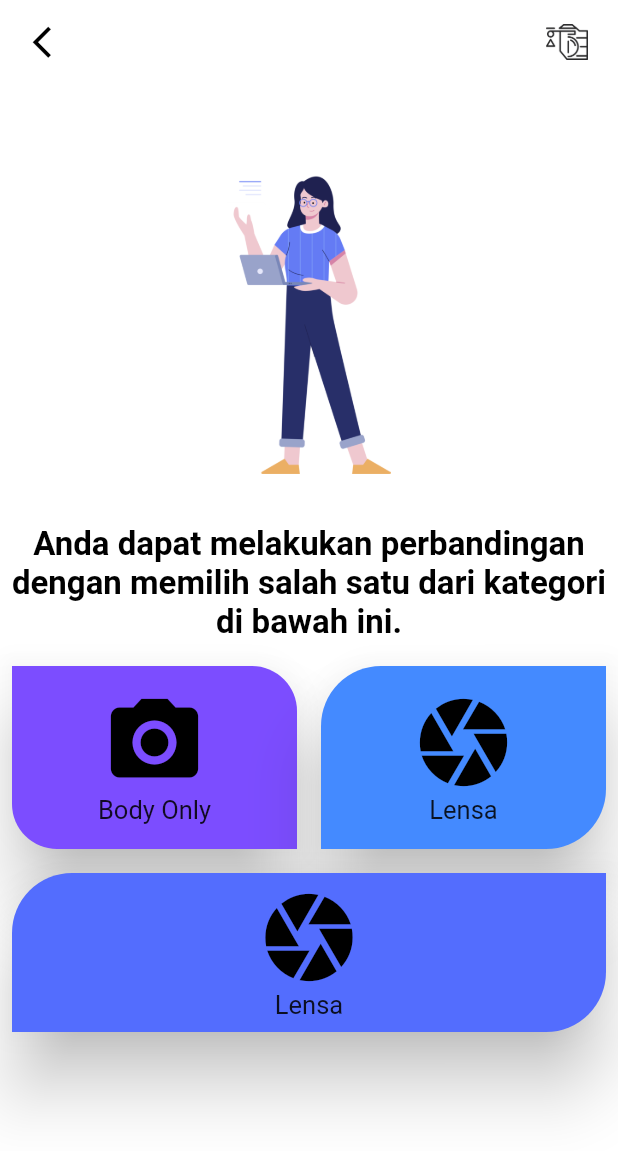
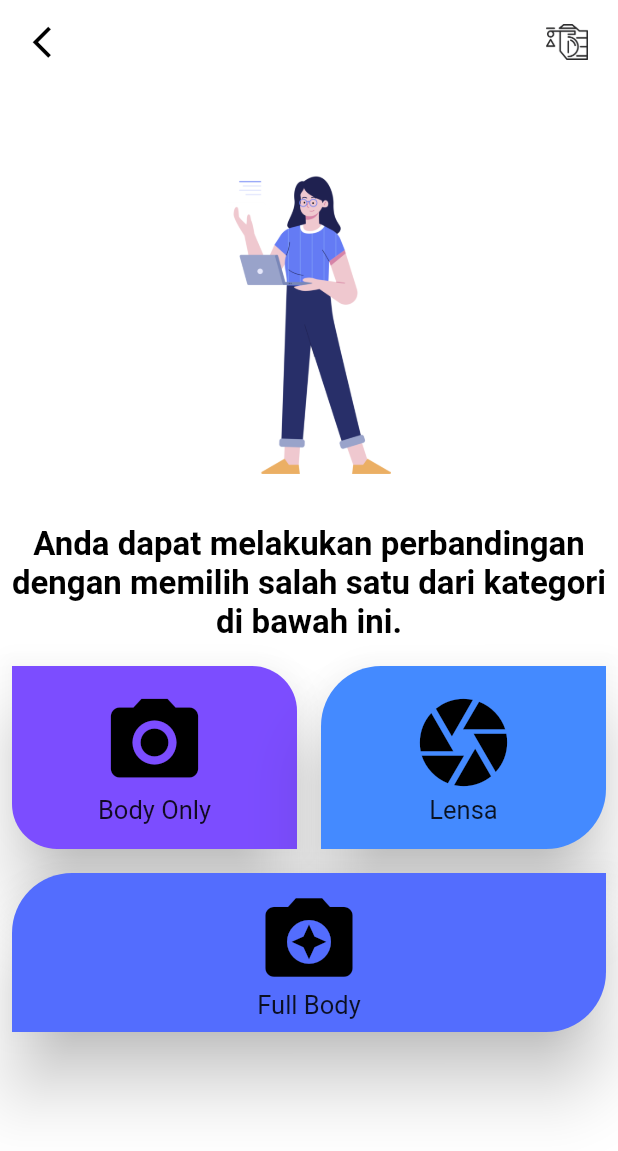
Before and after one commit to agilescrumb2/android-camera-comparison, a Flutter app: the KategoriCompare screen opened directly, on a phone screen of 412 x 824 dp. Shown: the top 1151 px of the screen. Run offline on Flutter 3.47's test engine with Material 2 defaults, Android fonts, the phone set to English and light mode, and no system bars; missing offline and left inert: flutter_launcher_icons.

Commit message:
compare kategori done ralat

```diff
--- a/lib/secondary/kategori.dart
+++ b/lib/secondary/kategori.dart
@@ -186,11 +186,11 @@ class _KategoriCompareState extends State<KategoriCompare> {
                                 mainAxisSize: MainAxisSize.min,
                                 children: const <Widget>[
                                   Icon(
-                                    Icons.camera,
+                                    Icons.camera_enhance,
                                     size: 70,
                                     color: Colors.black,
                                   ),
-                                  Text('Lensa',
+                                  Text('Full Body',
                                       style: TextStyle(fontSize: 17.0)),
                                 ],
                               ),
```
